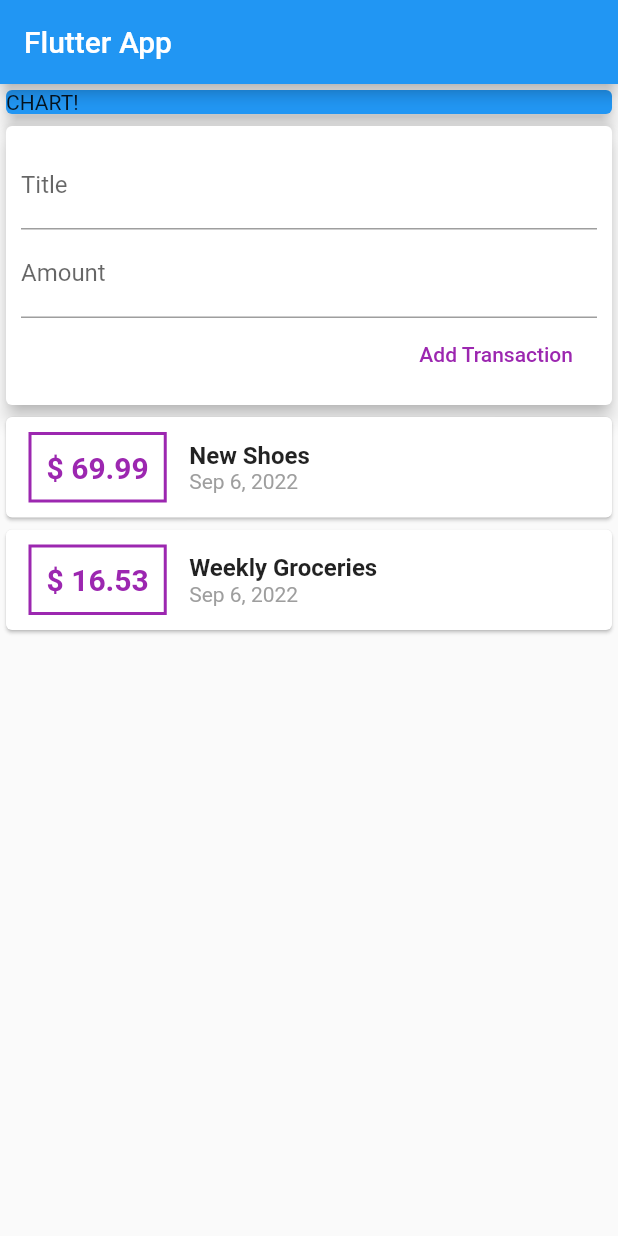
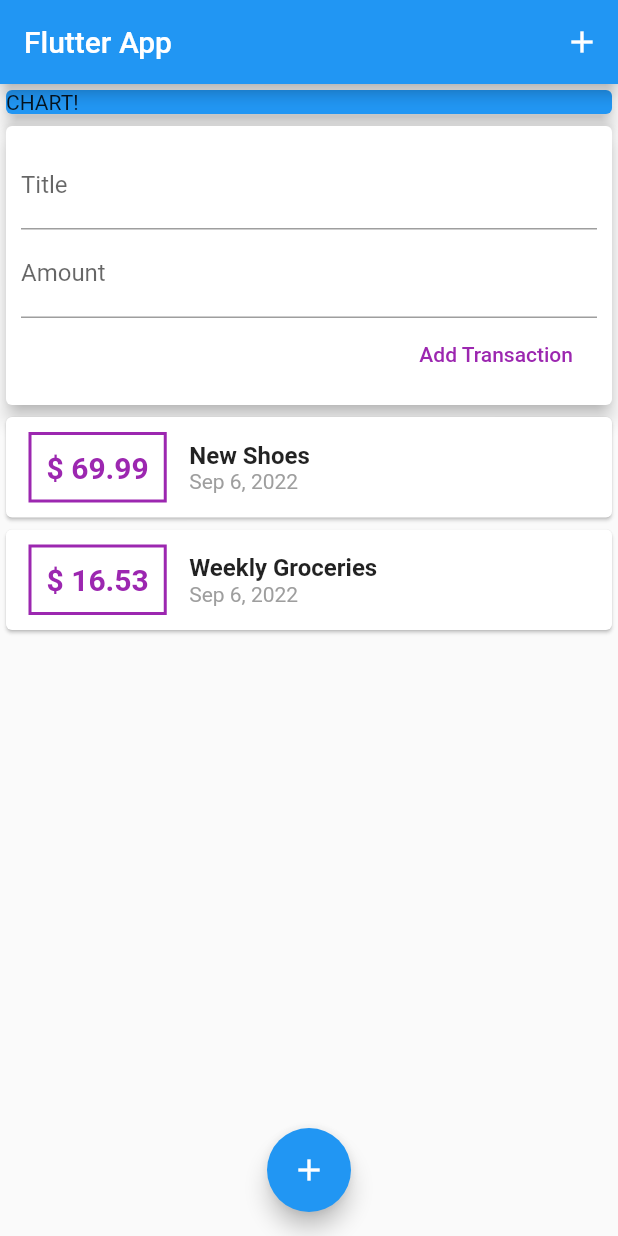
Before and after one commit to DuongYi/Flutter-Tutorial, a Flutter app: the screen it shows after launch, on a phone screen of 412 x 824 dp. Run offline on Flutter 3.47's test engine with Material 2 defaults, Android fonts, the phone set to English and light mode, and no system bars.

Commit message:
Adding AppBar Buttons & Floating Action Buttons

```diff
--- a/lib/main.dart
+++ b/lib/main.dart
@@ -25,6 +25,12 @@ class MyHomePage extends StatelessWidget {
     return Scaffold(
       appBar: AppBar(
         title: const Text('Flutter App'),
+        actions: <Widget>[
+          IconButton(
+            onPressed: () {},
+            icon: const Icon(Icons.add),
+          )
+        ],
       ),
       body: SingleChildScrollView(
         child: Column(
@@ -43,6 +49,11 @@ class MyHomePage extends StatelessWidget {
           ],
         ),
       ),
+      floatingActionButtonLocation: FloatingActionButtonLocation.centerFloat,
+      floatingActionButton: FloatingActionButton(
+        child: const Icon(Icons.add),
+        onPressed: () {},
+      ),
     );
   }
 }
```
